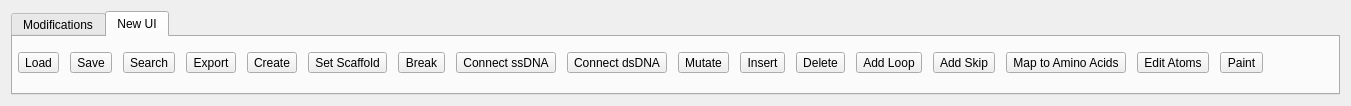
The window that AdenitaCoreSE/form/SEAdenitaCoreSEAppGUI.ui (edellano/Adenita-SAMSON-Edition) describes before a commit, drawn with Qt 5.
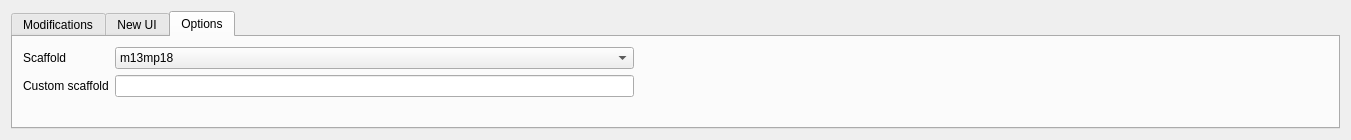
The same window after the commit. The open tabs and pages were chosen to show the change.

Commit message: Added Options tab to new UI and scaffold selection

What changed in the file:
```diff
--- a/AdenitaCoreSE/form/SEAdenitaCoreSEAppGUI.ui
+++ b/AdenitaCoreSE/form/SEAdenitaCoreSEAppGUI.ui
@@ -7,7 +7,7 @@
     <x>0</x>
     <y>0</y>
     <width>1351</width>
-    <height>106</height>
+    <height>140</height>
    </rect>
   </property>
   <property name="minimumSize">
@@ -424,6 +424,59 @@
          </layout>
         </widget>
        </widget>
+       <widget class="QWidget" name="tab">
+        <attribute name="title">
+         <string>Options</string>
+        </attribute>
+        <widget class="QWidget" name="formLayoutWidget">
+         <property name="geometry">
+          <rect>
+           <x>10</x>
+           <y>10</y>
+           <width>611</width>
+           <height>71</height>
+          </rect>
+         </property>
+         <layout class="QFormLayout" name="formLayout">
+          <item row="2" column="1">
+           <widget class="QComboBox" name="cmbScaffold">
+            <item>
+             <property name="text">
+              <string>m13mp18</string>
+             </property>
+            </item>
+            <item>
+             <property name="text">
+              <string>p7249</string>
+             </property>
+            </item>
+            <item>
+             <property name="text">
+              <string>Custom</string>
+             </property>
+            </item>
+           </widget>
+          </item>
+          <item row="2" column="0">
+           <widget class="QLabel" name="label">
+            <property name="text">
+             <string>Scaffold</string>
+            </property>
+           </widget>
+          </item>
+          <item row="3" column="0">
+           <widget class="QLabel" name="label_2">
+            <property name="text">
+             <string>Custom scaffold</string>
+            </property>
+           </widget>
+          </item>
+          <item row="3" column="1">
+           <widget class="QLineEdit" name="lineCustomScaffold"/>
+          </item>
+         </layout>
+        </widget>
+       </widget>
       </widget>
      </item>
     </layout>
```
Left out of the diff: 17 changed lines with no effect on the pictures. The commit also changes 2 other files.
